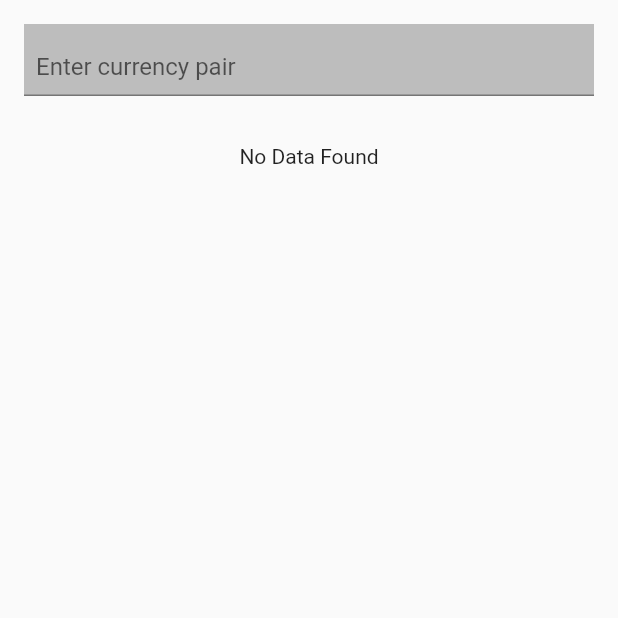
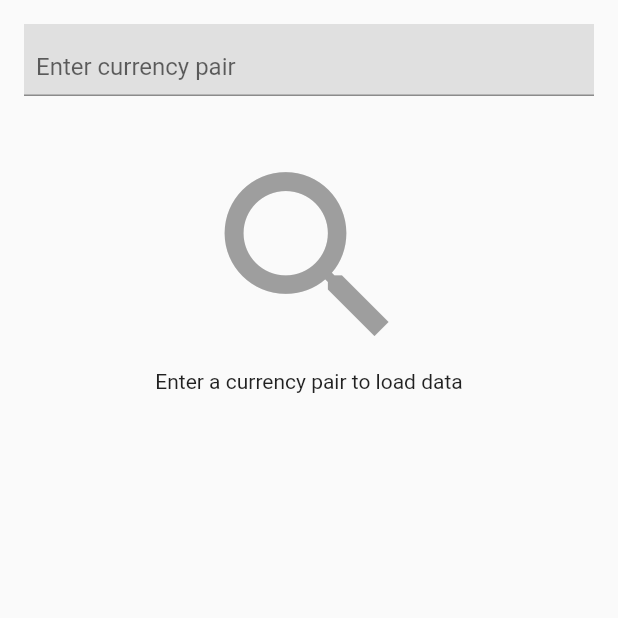
Before and after one commit to iammadhukar/deep_rooted, a Flutter app: the screen it shows after launch, on a phone screen of 412 x 824 dp, the top half of it. Run offline on Flutter 3.47's test engine with Material 2 defaults, Android fonts, the phone set to English and light mode, and no system bars.

Commit message:
search icon added to home screen

```diff
--- a/lib/provider/CryptoProvider.dart
+++ b/lib/provider/CryptoProvider.dart
@@ -10,14 +10,21 @@ class CryptoProvider extends ChangeNotifier {
 
   CryptoData? _cryptoData;
   CryptoData? get cryptoData => _cryptoData;
+  bool _fetchingCryptoData = false;
+  bool get fetchingCryptoData => _fetchingCryptoData;
+  bool _initialState = true;
+  bool get initialState => _initialState;
 
   Future<CryptoData?> getDataForCryptoPair(String cryptoPair) async {
+    _fetchingCryptoData = true;
+    _initialState = false;
     _cryptoData = null;
+    notifyListeners();
     final response = await http.get(Uri.parse('$dataUrl+$cryptoPair'));
     if (response.statusCode == 200) {
       _cryptoData = CryptoData.fromJson(jsonDecode(response.body), cryptoPair);
     }
-    print("hjhjhjhjhjhj ${_cryptoData?.highPrice}");
+    _fetchingCryptoData = false;
     notifyListeners();
   }
 }
--- a/lib/screens/HomeScreen.dart
+++ b/lib/screens/HomeScreen.dart
@@ -23,7 +23,7 @@ class _MyHomePageState extends State<MyHomePage> {
           child: Column(
             children: [
               Container(
-                color: Colors.grey.shade400,
+                color: Colors.grey.shade300,
                 child: TextFormField(
                   controller: _controller,
                   decoration: InputDecoration(
@@ -42,15 +42,50 @@ class _MyHomePageState extends State<MyHomePage> {
                 ),
               ),
               const SizedBox(height: 32.0),
-              Selector<CryptoProvider, CryptoData?>(
-                shouldRebuild: (prev, next) => true,
+              Selector<CryptoProvider, bool>(
+                shouldRebuild: (prev, next) => prev != next,
                 selector: (context, cryptoProvider) =>
-                    cryptoProvider.cryptoData,
-                builder: (copntxt, cryptoData, _) {
-                  if (cryptoData == null) {
-                    return const Text("No Data Found");
+                    cryptoProvider.initialState,
+                builder: (context, initialState, _) {
+                  if (initialState) {
+                    return Center(
+                      child: Column(
+                        mainAxisSize: MainAxisSize.min,
+                        children: const [
+                          Icon(
+                            Icons.search,
+                            size: 150,
+                            color: Colors.grey,
+                          ),
+                          Text("Enter a currency pair to load data"),
+                        ],
+                      ),
+                    );
                   } else {
-                    return CryptoDetailWidget(cryptoData: cryptoData);
+                    return Selector<CryptoProvider, bool>(
+                      shouldRebuild: (prev, next) => prev != next,
+                      selector: (context, cryptoProvider) =>
+                          cryptoProvider.fetchingCryptoData,
+                      builder: (context, fetchingCryptoData, _) {
+                        if (fetchingCryptoData) {
+                          return const CircularProgressIndicator();
+                        } else {
+                          return Selector<CryptoProvider, CryptoData?>(
+                            shouldRebuild: (prev, next) => true,
+                            selector: (context, cryptoProvider) =>
+                                cryptoProvider.cryptoData,
+                            builder: (copntxt, cryptoData, _) {
+                              if (cryptoData == null) {
+                                return const Text("No Data Found");
+                              } else {
+                                return CryptoDetailWidget(
+                                    cryptoData: cryptoData);
+                              }
+                            },
+                          );
+                        }
+                      },
+                    );
                   }
                 },
               ),
```
